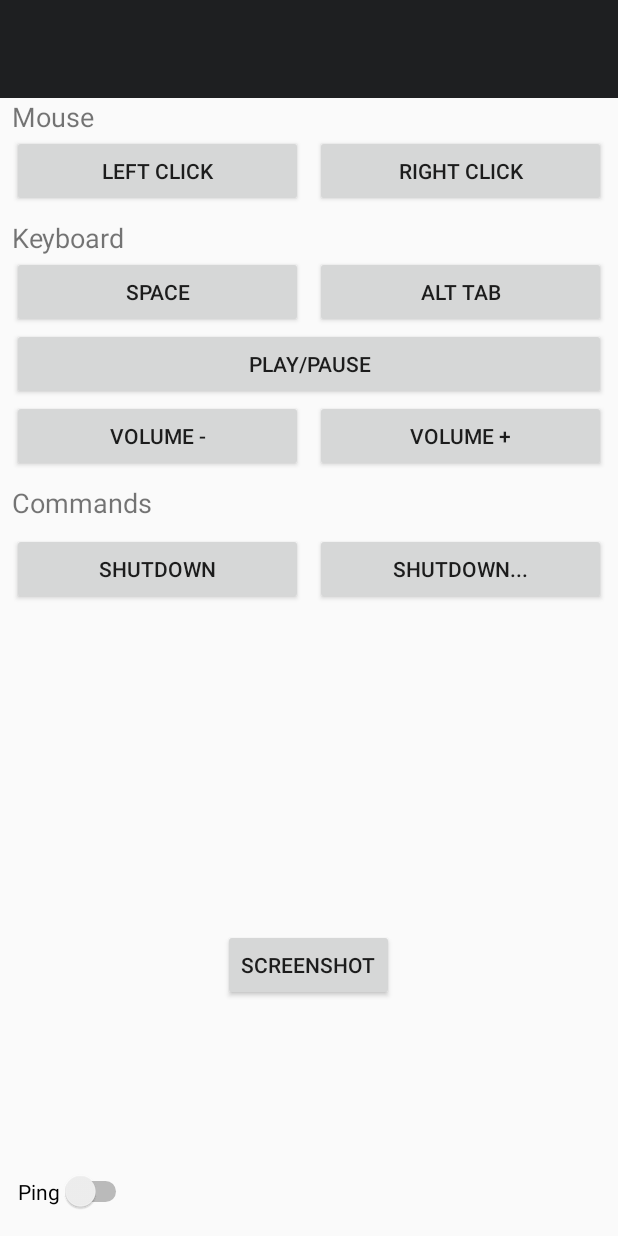
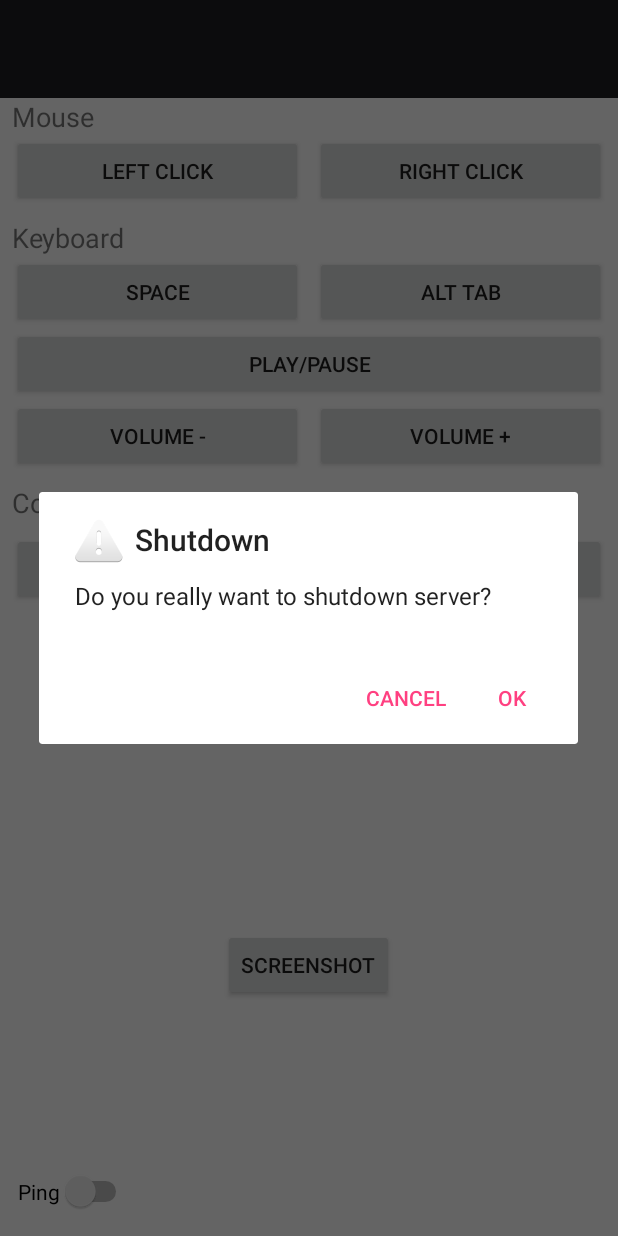
Before and after one commit to efkaxlog/AndroidRemote, an Android app: the ControlActivity screen opened directly, with no data from a screen before it, after a tap on "SHUTDOWN", on a phone screen of 412 x 824 dp. Run offline under Robolectric (Android 15) with nearby library versions, the phone set to English and light mode, and no system bars; network calls fail; 11 statements that could not run were skipped.

Commit message:
Add AlertDialog for shutdown button to prevent accidental shutting down of server machine.

```diff
--- a/app/src/main/java/com/bajera/xlog/rc/ui/ControlActivity.java
+++ b/app/src/main/java/com/bajera/xlog/rc/ui/ControlActivity.java
@@ -1,6 +1,9 @@
 package com.bajera.xlog.rc.ui;
 
+import android.content.Context;
+import android.content.DialogInterface;
 import android.graphics.Bitmap;
+import android.support.v7.app.AlertDialog;
 import android.support.v7.app.AppCompatActivity;
 import android.os.Bundle;
 import android.support.v7.widget.Toolbar;
@@ -27,15 +30,17 @@ public class ControlActivity extends AppCompatActivity implements ControlActivit
     private Switch pingToggle;
     private TextView tvPing;
     private ImageView ivScreen;
+    private Context context;
 
     @Override
     protected void onCreate(Bundle savedInstanceState) {
         super.onCreate(savedInstanceState);
         setContentView(R.layout.activity_control);
+        context = getApplicationContext();
         Server server = (Server) getIntent().getSerializableExtra("server");
 
         presenter = new ControlActivityPresenter(
-                this, server, SharedPreferencesManager.getInstance(getApplicationContext()));
+                this, server, SharedPreferencesManager.getInstance(context));
         toolbar = findViewById(R.id.toolbar_control);
         setSupportActionBar(toolbar);
         getSupportActionBar().setDisplayShowTitleEnabled(false);
@@ -51,7 +56,21 @@ public class ControlActivity extends AppCompatActivity implements ControlActivit
     }
 
     public void onTaskClick(View view) {
-        presenter.onTaskClick(view.getTag().toString());
+        String task = view.getTag().toString();
+        if (task.equals("shutdown")) {
+            new AlertDialog.Builder(this)
+                    .setTitle("Shutdown")
+                    .setMessage("Do you really want to shutdown server?")
+                    .setIcon(android.R.drawable.ic_dialog_alert)
+                    .setPositiveButton(android.R.string.yes, (dialog, whichButton) ->
+                            presenter.onTaskClick(view.getTag().toString()))
+                    .setNegativeButton(android.R.string.no, (dialogInterface, i) -> {
+                        dialogInterface.cancel();
+                    }).show();
+        } else {
+            presenter.onTaskClick(view.getTag().toString());
+        }
+
     }
 
     @Override
--- a/app/src/main/res/values/strings.xml
+++ b/app/src/main/res/values/strings.xml
@@ -19,6 +19,8 @@
     <string name="play_pause">Play/Pause</string>
     <string name="ping">Ping</string>
     <string name="screenshot">Screenshot</string>
+    <string name="yes">Yes</string>
+    <string name="no">No</string>
 
     <!--Shared Preferences keys-->
     <string name="preference_file_key">com.bajera.xlog.rc</string>
```
